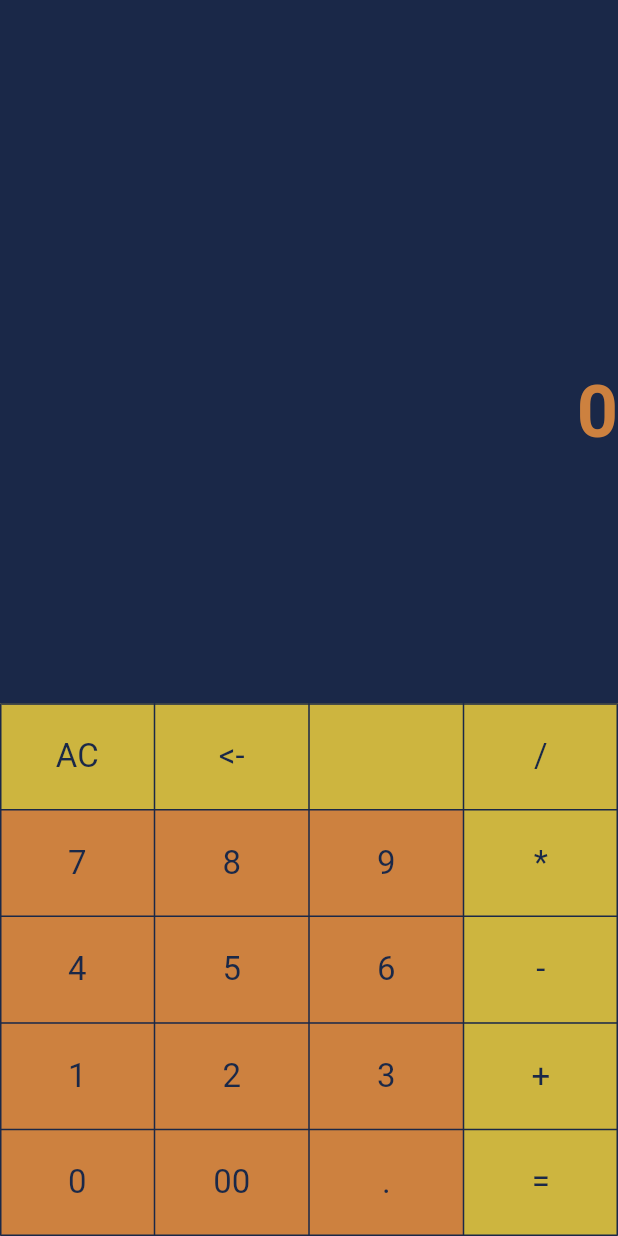
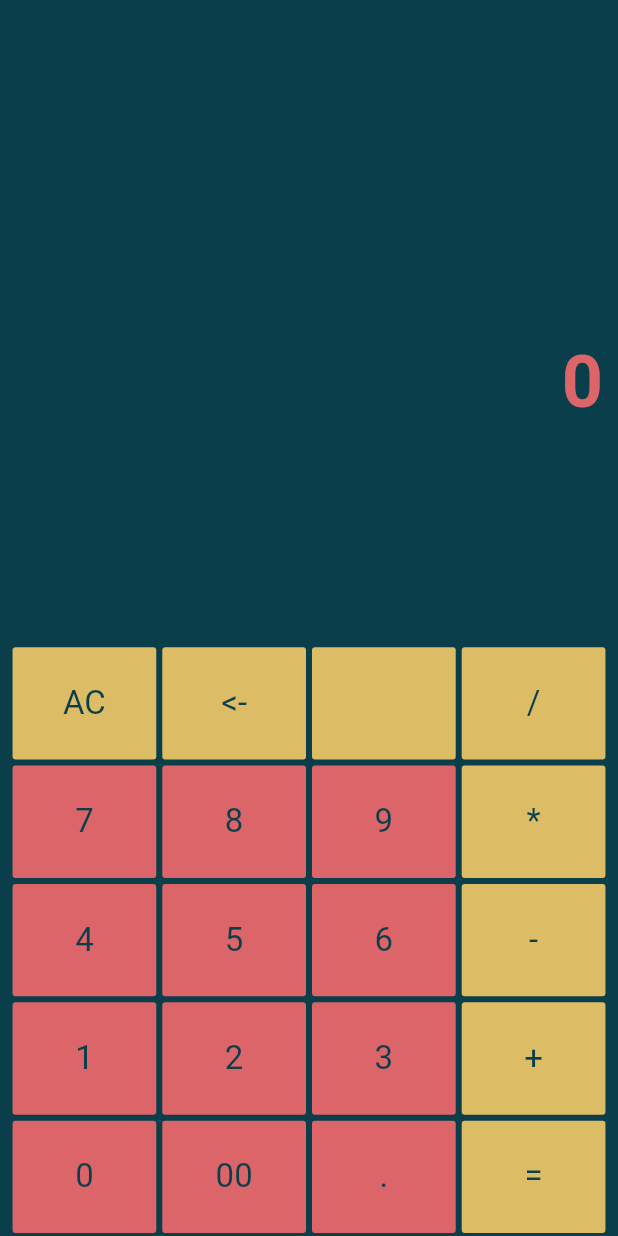
Before and after one commit to onrlcn-ff/flutter-calculator, a Flutter app: the screen it shows after launch, after a tap on "<-", on a phone screen of 412 x 824 dp. Run offline on Flutter 3.47's test engine with Material 2 defaults, Android fonts, the phone set to English and light mode, and no system bars; our stand-ins replace math_expressions.

Commit message:
Tus Takımı Düzenlendi

```diff
--- a/lib/calculator.dart
+++ b/lib/calculator.dart
@@ -9,6 +9,7 @@ class CalculatorHomePage extends StatefulWidget {
 class _CalculatorHomePageState extends State<CalculatorHomePage> {
   String process = "0";
   String result = "0";
+  double mem;
 
   proccess(String buttonName) {
     setState(() {
@@ -21,7 +22,12 @@ class _CalculatorHomePageState extends State<CalculatorHomePage> {
         try {
           Parser p = Parser();
           Expression exp = p.parse(process);
-          result = exp.evaluate(EvaluationType.REAL, ContextModel()).toString();
+          mem = exp.evaluate(EvaluationType.REAL, ContextModel());
+          if (0 == mem % 1) {
+            result = mem.toInt().toString();
+          } else {
+            result = mem.toString();
+          }
         } on Exception catch (e) {
           result = "Eror";
         }
@@ -38,13 +44,20 @@ class _CalculatorHomePageState extends State<CalculatorHomePage> {
   Widget calculatorKeys({String buttonName, Color color}) {
     return InkWell(
       onTap: () => proccess(buttonName),
+      child: Padding(
+        padding: const EdgeInsets.all(2),
         child: Container(
-        height: MediaQuery.of(context).size.height / 11.6,
+          decoration: BoxDecoration(
+            borderRadius: BorderRadius.circular(2),
             color: color,
+          ),
+          height: MediaQuery.of(context).size.height / 11,
+          width: MediaQuery.of(context).size.width / 4.3,
           child: Center(
               child: Text(buttonName,
                   style: TextStyle(
                       fontSize: 22, color: Theme.of(context).backgroundColor))),
+        ),
       ),
     );
   }
@@ -61,6 +74,7 @@ class _CalculatorHomePageState extends State<CalculatorHomePage> {
                 mainAxisAlignment: MainAxisAlignment.center,
                 children: [
                   Container(
+                      padding: EdgeInsets.only(right: 10),
                       alignment: Alignment.bottomRight,
                       width: MediaQuery.of(context).size.width,
                       child: Text(process,
@@ -72,6 +86,7 @@ class _CalculatorHomePageState extends State<CalculatorHomePage> {
                     height: MediaQuery.of(context).size.height / 20,
                   ),
                   Container(
+                      padding: EdgeInsets.only(right: 10),
                       alignment: Alignment.bottomRight,
                       width: MediaQuery.of(context).size.width,
                       child: Text(result,
@@ -83,12 +98,12 @@ class _CalculatorHomePageState extends State<CalculatorHomePage> {
               ),
             ),
           ),
-          Table(
-            border: TableBorder.all(
-                color: Theme.of(context).backgroundColor,
-                style: BorderStyle.solid),
+          Container(
+            width: MediaQuery.of(context).size.height,
+            child: Column(
+              mainAxisAlignment: MainAxisAlignment.end,
               children: [
-              TableRow(children: [
+                Row(mainAxisAlignment: MainAxisAlignment.center, children: [
                   calculatorKeys(
                       buttonName: "AC", color: Theme.of(context).buttonColor),
                   calculatorKeys(
@@ -98,7 +113,7 @@ class _CalculatorHomePageState extends State<CalculatorHomePage> {
                   calculatorKeys(
                       buttonName: "/", color: Theme.of(context).buttonColor),
                 ]),
-              TableRow(children: [
+                Row(mainAxisAlignment: MainAxisAlignment.center, children: [
                   calculatorKeys(
                       buttonName: "7", color: Theme.of(context).accentColor),
                   calculatorKeys(
@@ -108,7 +123,7 @@ class _CalculatorHomePageState extends State<CalculatorHomePage> {
                   calculatorKeys(
                       buttonName: "*", color: Theme.of(context).buttonColor),
                 ]),
-              TableRow(children: [
+                Row(mainAxisAlignment: MainAxisAlignment.center, children: [
                   calculatorKeys(
                       buttonName: "4", color: Theme.of(context).accentColor),
                   calculatorKeys(
@@ -118,7 +133,7 @@ class _CalculatorHomePageState extends State<CalculatorHomePage> {
                   calculatorKeys(
                       buttonName: "-", color: Theme.of(context).buttonColor),
                 ]),
-              TableRow(children: [
+                Row(mainAxisAlignment: MainAxisAlignment.center, children: [
                   calculatorKeys(
                       buttonName: "1", color: Theme.of(context).accentColor),
                   calculatorKeys(
@@ -128,7 +143,7 @@ class _CalculatorHomePageState extends State<CalculatorHomePage> {
                   calculatorKeys(
                       buttonName: "+", color: Theme.of(context).buttonColor),
                 ]),
-              TableRow(children: [
+                Row(mainAxisAlignment: MainAxisAlignment.center, children: [
                   calculatorKeys(
                       buttonName: "0", color: Theme.of(context).accentColor),
                   calculatorKeys(
@@ -139,6 +154,7 @@ class _CalculatorHomePageState extends State<CalculatorHomePage> {
                       buttonName: "=", color: Theme.of(context).buttonColor),
                 ]),
               ],
+            ),
           )
         ]),
       ),
--- a/lib/main.dart
+++ b/lib/main.dart
@@ -14,9 +14,9 @@ class MyApp extends StatelessWidget {
       title: 'Calculator',
       theme: ThemeData(
         primarySwatch: Colors.blueGrey,
-        backgroundColor: Color(0xFF1A2848),
-        accentColor: Color(0xFFCD813F),
-        buttonColor: Color(0xFFCDB53F),
+        backgroundColor: Color(0xFF0A3E4A),
+        accentColor: Color(0xFFDB6568),
+        buttonColor: Color(0xFFDDBC66),
       ),
       home: CalculatorHomePage(),
     );
```
Lines whose indentation alone changed are shown as unchanged.
